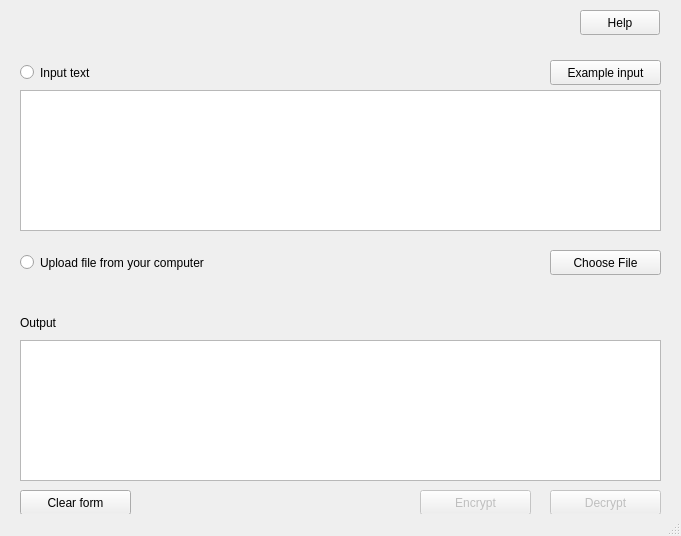
First picture: the form in Home.ui, repository hamza1886/data-anonymization, before the edit.
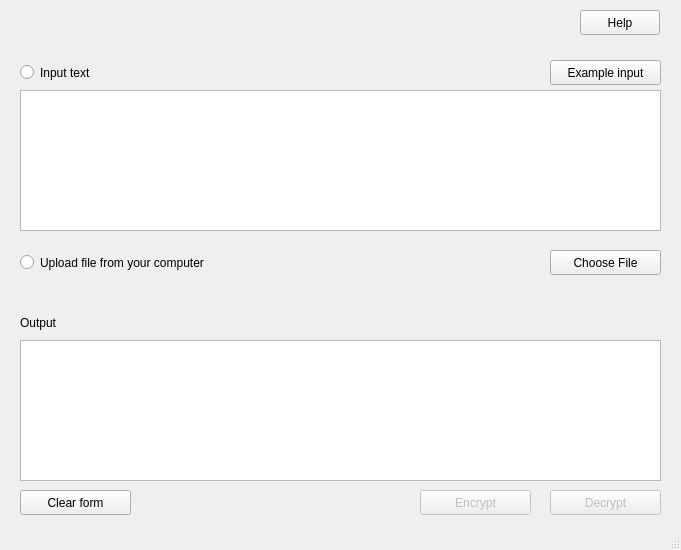
Second picture: the form after the edit.

```diff
--- a/Home.ui
+++ b/Home.ui
@@ -7,7 +7,7 @@
     <x>0</x>
     <y>0</y>
     <width>681</width>
-    <height>536</height>
+    <height>550</height>
    </rect>
   </property>
   <property name="windowTitle">
```
